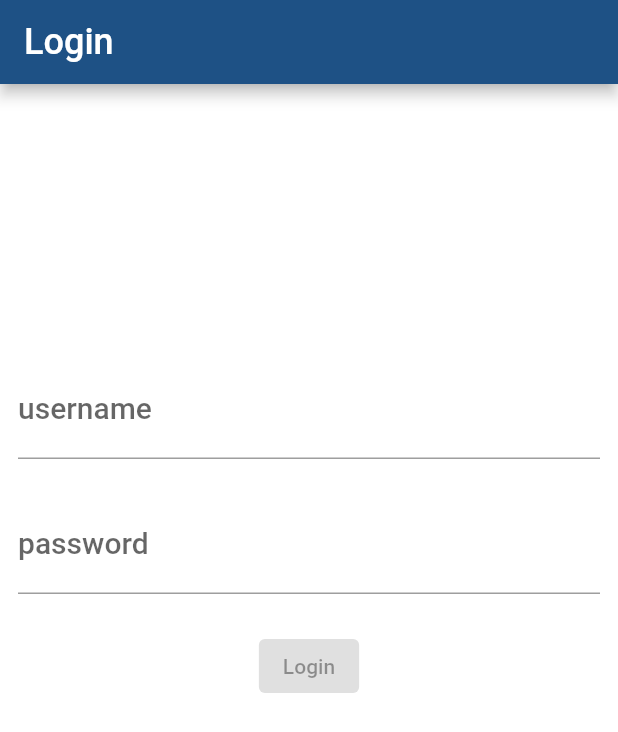
After one commit to sondecode/bloc-base-app, a Flutter app: the screen it shows after launch, on a phone screen of 412 x 824 dp. The commit adds this screen. Shown: the top 732 px of the screen. Run offline on Flutter 3.47's test engine with Material 2 defaults, Android fonts, the phone set to English and light mode, and no system bars; our stand-ins replace bloc, equatable, flutter_bloc, flutter_svg, formz, freezed_annotation and 5 more; accounts and stored records are empty.

Commit message:
basic login

```diff
--- a/lib/app/app.dart
+++ b/lib/app/app.dart
@@ -1,10 +1,12 @@
 import 'package:flutter/foundation.dart';
 import 'package:flutter/material.dart';
 import 'package:flutter_bloc/flutter_bloc.dart';
+import 'package:flutter_bloc_app_template/bloc/authentication/authentication_bloc.dart';
 import 'package:flutter_bloc_app_template/bloc/init/init_bloc.dart';
 import 'package:flutter_bloc_app_template/di/di_container.dart';
 import 'package:flutter_bloc_app_template/generated/l10n.dart';
 import 'package:flutter_bloc_app_template/index.dart';
+import 'package:flutter_bloc_app_template/repository/authentication_repository.dart';
 import 'package:flutter_localizations/flutter_localizations.dart';
 
 class MyApp extends StatelessWidget {
@@ -16,6 +18,12 @@ class MyApp extends StatelessWidget {
   Widget build(BuildContext context) {
     return MultiRepositoryProvider(
       providers: [
+        RepositoryProvider<AuthenticationRepository>(
+          create: (context) => AuthenticationRepository(),
+        ),
+        RepositoryProvider<UserRepository>(
+          create: (context) => UserRepository(),
+        ),
         RepositoryProvider<EmailListRepository>(
           create: (context) => EmailListRepository(),
         ),
@@ -27,6 +35,12 @@ class MyApp extends StatelessWidget {
         providers: [
           BlocProvider(
             create: (context) => ThemeCubit(diContainer.get())..loadTheme(),
+          ),
+          BlocProvider(
+            create: (context) => AuthenticationBloc(
+              authenticationRepository: RepositoryProvider.of<AuthenticationRepository>(context),
+              userRepository: RepositoryProvider.of<UserRepository>(context)
+              )
           ),
           BlocProvider(
             create: (context) => EmailListBloc(
@@ -70,11 +84,19 @@ class MyApp extends StatelessWidget {
               navigatorKey: appNavigatorKey,
               onGenerateRoute: navigator.onGenerateRoute,
               builder: (_, child) {
-                return BlocListener<InitBloc, InitState>(
+                return BlocListener<AuthenticationBloc, AuthenticationState>(
                   listener: (_, state) {
-                    if (state is OpenApp) {
-                      navigator.pushAndRemoveAll(Routes.app);
+                    switch (state.status) {
+                      case AuthenticationStatus.authenticated:
+                        navigator.pushAndRemoveAll(Routes.app);
+                      case AuthenticationStatus.unauthenticated:
+                        navigator.pushAndRemoveAll(Routes.login);
+                      case AuthenticationStatus.unknown:
+                        break;
                     }
+                    // if (state is OpenApp) {
+                    //   navigator.pushAndRemoveAll(Routes.app);
+                    // }
                   },
                   child: child,
                 );
--- /dev/null
+++ b/lib/bloc/authentication/authentication_bloc.dart
@@ -0,0 +1,74 @@
+import 'dart:async';
+
+import 'package:bloc/bloc.dart';
+import 'package:equatable/equatable.dart';
+import 'package:flutter_bloc_app_template/repository/authentication_repository.dart';
+import 'package:flutter_bloc_app_template/repository/user_repository.dart';
+
+import '../../models/models.dart';
+
+
+part 'authentication_event.dart';
+part 'authentication_state.dart';
+
+class AuthenticationBloc
+    extends Bloc<AuthenticationEvent, AuthenticationState> {
+  AuthenticationBloc({
+    required AuthenticationRepository authenticationRepository,
+    required UserRepository userRepository,
+  })  : _authenticationRepository = authenticationRepository,
+        _userRepository = userRepository,
+        super(const AuthenticationState.unknown()) {
+    on<_AuthenticationStatusChanged>(_onAuthenticationStatusChanged);
+    on<AuthenticationLogoutRequested>(_onAuthenticationLogoutRequested);
+    _authenticationStatusSubscription = _authenticationRepository.status.listen(
+      (status) => add(_AuthenticationStatusChanged(status)),
+    );
+  }
+
+  final AuthenticationRepository _authenticationRepository;
+  final UserRepository _userRepository;
+  late StreamSubscription<AuthenticationStatus>
+      _authenticationStatusSubscription;
+
+  @override
+  Future<void> close() {
+    _authenticationStatusSubscription.cancel();
+    return super.close();
+  }
+
+  Future<void> _onAuthenticationStatusChanged(
+    _AuthenticationStatusChanged event,
+    Emitter<AuthenticationState> emit,
+  ) async {
+    switch (event.status) {
+      case AuthenticationStatus.unauthenticated:
+        return emit(const AuthenticationState.unauthenticated());
+      case AuthenticationStatus.authenticated:
+        final user = await _tryGetUser();
+        return emit(
+          user != null
+              ? AuthenticationState.authenticated(user)
+              : const AuthenticationState.unauthenticated(),
+        );
+      case AuthenticationStatus.unknown:
+        return emit(const AuthenticationState.unknown());
+    }
+  }
+
+  void _onAuthenticationLogoutRequested(
+    AuthenticationLogoutRequested event,
+    Emitter<AuthenticationState> emit,
+  ) {
+    _authenticationRepository.logOut();
+  }
+
+  Future<User?> _tryGetUser() async {
+    try {
+      final user = await _userRepository.getUser();
+      return user;
+    } catch (_) {
+      return null;
+    }
+  }
+}
--- /dev/null
+++ b/lib/bloc/authentication/authentication_event.dart
@@ -0,0 +1,22 @@
+part of 'authentication_bloc.dart';
+
+class AuthenticationState extends Equatable {
+  const AuthenticationState._({
+    this.status = AuthenticationStatus.unknown,
+    this.user = User.empty,
+  });
+
+  const AuthenticationState.unknown() : this._();
+
+  const AuthenticationState.authenticated(User user)
+      : this._(status: AuthenticationStatus.authenticated, user: user);
+
+  const AuthenticationState.unauthenticated()
+      : this._(status: AuthenticationStatus.unauthenticated);
+
+  final AuthenticationStatus status;
+  final User user;
+
+  @override
+  List<Object> get props => [status, user];
+}
--- /dev/null
+++ b/lib/bloc/authentication/authentication_state.dart
@@ -0,0 +1,13 @@
+part of 'authentication_bloc.dart';
+
+sealed class AuthenticationEvent {
+  const AuthenticationEvent();
+}
+
+final class _AuthenticationStatusChanged extends AuthenticationEvent {
+  const _AuthenticationStatusChanged(this.status);
+
+  final AuthenticationStatus status;
+}
+
+final class AuthenticationLogoutRequested extends AuthenticationEvent {}
--- /dev/null
+++ b/lib/bloc/login/login_bloc.dart
@@ -0,0 +1,65 @@
+import 'package:bloc/bloc.dart';
+import 'package:equatable/equatable.dart';
+import 'package:flutter_bloc_app_template/models/login_models.dart';
+import 'package:flutter_bloc_app_template/repository/authentication_repository.dart';
+import 'package:formz/formz.dart';
+
+part 'login_event.dart';
+part 'login_state.dart';
+
+class LoginBloc extends Bloc<LoginEvent, LoginState> {
+  LoginBloc({
+    required AuthenticationRepository authenticationRepository,
+  })  : _authenticationRepository = authenticationRepository,
+        super(const LoginState()) {
+    on<LoginUsernameChanged>(_onUsernameChanged);
+    on<LoginPasswordChanged>(_onPasswordChanged);
+    on<LoginSubmitted>(_onSubmitted);
+  }
+
+  final AuthenticationRepository _authenticationRepository;
+
+  void _onUsernameChanged(
+    LoginUsernameChanged event,
+    Emitter<LoginState> emit,
+  ) {
+    final username = Username.dirty(event.username);
+    emit(
+      state.copyWith(
+        username: username,
+        isValid: Formz.validate([state.password, username]),
+      ),
+    );
+  }
+
+  void _onPasswordChanged(
+    LoginPasswordChanged event,
+    Emitter<LoginState> emit,
+  ) {
+    final password = Password.dirty(event.password);
+    emit(
+      state.copyWith(
+        password: password,
+        isValid: Formz.validate([password, state.username]),
+      ),
+    );
+  }
+
+  Future<void> _onSubmitted(
+    LoginSubmitted event,
+    Emitter<LoginState> emit,
+  ) async {
+    if (state.isValid) {
+      emit(state.copyWith(status: FormzSubmissionStatus.inProgress));
+      try {
+        await _authenticationRepository.logIn(
+          username: state.username.value,
+          password: state.password.value,
+        );
+        emit(state.copyWith(status: FormzSubmissionStatus.success));
+      } catch (_) {
+        emit(state.copyWith(status: FormzSubmissionStatus.failure));
+      }
+    }
+  }
+}
--- /dev/null
+++ b/lib/bloc/login/login_event.dart
@@ -0,0 +1,30 @@
+part of 'login_bloc.dart';
+
+sealed class LoginEvent extends Equatable {
+  const LoginEvent();
+
+  @override
+  List<Object> get props => [];
+}
+
+final class LoginUsernameChanged extends LoginEvent {
+  const LoginUsernameChanged(this.username);
+
+  final String username;
+
+  @override
+  List<Object> get props => [username];
+}
+
+final class LoginPasswordChanged extends LoginEvent {
+  const LoginPasswordChanged(this.password);
+
+  final String password;
+
+  @override
+  List<Object> get props => [password];
+}
+
+final class LoginSubmitted extends LoginEvent {
+  const LoginSubmitted();
+}
--- /dev/null
+++ b/lib/bloc/login/login_state.dart
@@ -0,0 +1,32 @@
+part of 'login_bloc.dart';
+
+final class LoginState extends Equatable {
+  const LoginState({
+    this.status = FormzSubmissionStatus.initial,
+    this.username = const Username.pure(),
+    this.password = const Password.pure(),
+    this.isValid = false,
+  });
+
+  final FormzSubmissionStatus status;
+  final Username username;
+  final Password password;
+  final bool isValid;
+
+  LoginState copyWith({
+    FormzSubmissionStatus? status,
+    Username? username,
+    Password? password,
+    bool? isValid,
+  }) {
+    return LoginState(
+      status: status ?? this.status,
+      username: username ?? this.username,
+      password: password ?? this.password,
+      isValid: isValid ?? this.isValid,
+    );
+  }
+
+  @override
+  List<Object> get props => [status, username, password];
+}
--- /dev/null
+++ b/lib/models/login_models.dart
@@ -0,0 +1,27 @@
+import 'package:formz/formz.dart';
+
+enum UsernameValidationError { empty }
+
+class Username extends FormzInput<String, UsernameValidationError> {
+  const Username.pure() : super.pure('');
+  const Username.dirty([super.value = '']) : super.dirty();
+
+  @override
+  UsernameValidationError? validator(String value) {
+    if (value.isEmpty) return UsernameValidationError.empty;
+    return null;
+  }
+}
+
+enum PasswordValidationError { empty }
+
+class Password extends FormzInput<String, PasswordValidationError> {
+  const Password.pure() : super.pure('');
+  const Password.dirty([super.value = '']) : super.dirty();
+
+  @override
+  PasswordValidationError? validator(String value) {
+    if (value.isEmpty) return PasswordValidationError.empty;
+    return null;
+  }
+}
--- a/lib/models/models.dart
+++ b/lib/models/models.dart
@@ -2,3 +2,4 @@ export 'attachment.dart';
 export 'attachment_type.dart';
 export 'email.dart';
 export 'nav_destination.dart';
+export 'user.dart';
--- /dev/null
+++ b/lib/models/user.dart
@@ -0,0 +1,12 @@
+import 'package:equatable/equatable.dart';
+
+class User extends Equatable {
+  const User(this.id);
+
+  final String id;
+
+  @override
+  List<Object> get props => [id];
+
+  static const empty = User('-');
+}
--- /dev/null
+++ b/lib/repository/authentication_repository.dart
@@ -0,0 +1,29 @@
+import 'dart:async';
+
+enum AuthenticationStatus { unknown, authenticated, unauthenticated }
+
+class AuthenticationRepository {
+  final _controller = StreamController<AuthenticationStatus>();
+
+  Stream<AuthenticationStatus> get status async* {
+    await Future<void>.delayed(const Duration(seconds: 1));
+    yield AuthenticationStatus.unauthenticated;
+    yield* _controller.stream;
+  }
+
+  Future<void> logIn({
+    required String username,
+    required String password,
+  }) async {
+    await Future.delayed(
+      const Duration(milliseconds: 300),
+      () => _controller.add(AuthenticationStatus.authenticated),
+    );
+  }
+
+  void logOut() {
+    _controller.add(AuthenticationStatus.unauthenticated);
+  }
+
+  void dispose() => _controller.close();
+}
--- a/lib/repository/repository.dart
+++ b/lib/repository/repository.dart
@@ -1 +1,2 @@
 export 'email_list_repository.dart';
+export 'user_repository.dart';
--- /dev/null
+++ b/lib/repository/user_repository.dart
@@ -0,0 +1,17 @@
+import 'dart:async';
+
+import 'package:uuid/uuid.dart';
+
+import '../models/models.dart';
+
+class UserRepository {
+  User? _user;
+
+  Future<User?> getUser() async {
+    if (_user != null) return _user;
+    return Future.delayed(
+      const Duration(milliseconds: 300),
+      () => _user = User(const Uuid().v4()),
+    );
+  }
+}
--- a/lib/routes/router.dart
+++ b/lib/routes/router.dart
@@ -2,6 +2,7 @@ import 'package:flutter/cupertino.dart';
 import 'package:flutter/material.dart';
 import 'package:flutter_bloc/flutter_bloc.dart';
 import 'package:flutter_bloc_app_template/index.dart';
+import 'package:flutter_bloc_app_template/view/login/login_page.dart';
 
 const List<NavDestination> destinations = [
   NavDestination(
@@ -27,6 +28,7 @@ const List<NavDestination> destinations = [
 class Routes {
   static const app = 'home';
   static const splash = 'splash';
+  static const login = 'login';
   static const emailList = 'emailList';
 }
 
@@ -36,6 +38,7 @@ class NavigationService {
   final _appRoutes = {
     Routes.app: (_) => const MainScreen(),
     Routes.emailList: (_) => const EmailListScreen(),
+    Routes.login: (_) => const LoginPage(),
   };
 
   // iOS: full screen routes pop up from the bottom and disappear vertically too
--- /dev/null
+++ b/lib/view/login/login_form.dart
@@ -0,0 +1,100 @@
+import 'package:flutter/material.dart';
+import 'package:flutter_bloc/flutter_bloc.dart';
+import 'package:flutter_bloc_app_template/bloc/login/login_bloc.dart';
+import 'package:formz/formz.dart';
+
+class LoginForm extends StatelessWidget {
+  const LoginForm({super.key});
+
+  @override
+  Widget build(BuildContext context) {
+    return BlocListener<LoginBloc, LoginState>(
+      listener: (context, state) {
+        if (state.status.isFailure) {
+          ScaffoldMessenger.of(context)
+            ..hideCurrentSnackBar()
+            ..showSnackBar(
+              const SnackBar(content: Text('Authentication Failure')),
+            );
+        }
+      },
+      child: Align(
+        alignment: const Alignment(0, -1 / 3),
+        child: Column(
+          mainAxisSize: MainAxisSize.min,
+          children: [
+            _UsernameInput(),
+            const Padding(padding: EdgeInsets.all(12)),
+            _PasswordInput(),
+            const Padding(padding: EdgeInsets.all(12)),
+            _LoginButton(),
+          ],
+        ),
+      ),
+    );
+  }
+}
+
+class _UsernameInput extends StatelessWidget {
+  @override
+  Widget build(BuildContext context) {
+    return BlocBuilder<LoginBloc, LoginState>(
+      buildWhen: (previous, current) => previous.username != current.username,
+      builder: (context, state) {
+        return TextField(
+          key: const Key('loginForm_usernameInput_textField'),
+          onChanged: (username) =>
+              context.read<LoginBloc>().add(LoginUsernameChanged(username)),
+          decoration: InputDecoration(
+            labelText: 'username',
+            errorText:
+                state.username.displayError != null ? 'invalid username' : null,
+          ),
+        );
+      },
+    );
+  }
+}
+
+class _PasswordInput extends StatelessWidget {
+  @override
+  Widget build(BuildContext context) {
+    return BlocBuilder<LoginBloc, LoginState>(
+      buildWhen: (previous, current) => previous.password != current.password,
+      builder: (context, state) {
+        return TextField(
+          key: const Key('loginForm_passwordInput_textField'),
+          onChanged: (password) =>
+              context.read<LoginBloc>().add(LoginPasswordChanged(password)),
+          obscureText: true,
+          decoration: InputDecoration(
+            labelText: 'password',
+            errorText:
+                state.password.displayError != null ? 'invalid password' : null,
+          ),
+        );
+      },
+    );
+  }
+}
+
+class _LoginButton extends StatelessWidget {
+  @override
+  Widget build(BuildContext context) {
+    return BlocBuilder<LoginBloc, LoginState>(
+      builder: (context, state) {
+        return state.status.isInProgress
+            ? const CircularProgressIndicator()
+            : ElevatedButton(
+                key: const Key('loginForm_continue_raisedButton'),
+                onPressed: state.isValid
+                    ? () {
+                        context.read<LoginBloc>().add(const LoginSubmitted());
+                      }
+                    : null,
+                child: const Text('Login'),
+              );
+      },
+    );
+  }
+}
--- /dev/null
+++ b/lib/view/login/login_page.dart
@@ -0,0 +1,32 @@
+import 'package:flutter/material.dart';
+import 'package:flutter_bloc/flutter_bloc.dart';
+import 'package:flutter_bloc_app_template/bloc/login/login_bloc.dart';
+import 'package:flutter_bloc_app_template/repository/authentication_repository.dart';
+import 'package:flutter_bloc_app_template/view/login/login_form.dart';
+
+class LoginPage extends StatelessWidget {
+  const LoginPage({super.key});
+
+  static Route<void> route() {
+    return MaterialPageRoute<void>(builder: (_) => const LoginPage());
+  }
+
+  @override
+  Widget build(BuildContext context) {
+    return Scaffold(
+      appBar: AppBar(title: const Text('Login')),
+      body: Padding(
+        padding: const EdgeInsets.all(12),
+        child: BlocProvider(
+          create: (context) {
+            return LoginBloc(
+              authenticationRepository:
+                  RepositoryProvider.of<AuthenticationRepository>(context),
+            );
+          },
+          child: const LoginForm(),
+        ),
+      ),
+    );
+  }
+}
--- a/pubspec.yaml
+++ b/pubspec.yaml
@@ -21,6 +21,7 @@ dependencies:
   shared_preferences: ^2.1.2
   dio: ^5.2.1+1
   intl: ^0.18.0
+  formz: ^0.6.0
   google_fonts: ^5.1.0
   #analyzer: ^2.7.0
   freezed_annotation: ^2.4.1
@@ -33,6 +34,7 @@ dependencies:
   file: ^6.1.4
   get_it: ^7.2.0
   injectable: ^2.1.1
+  uuid: ^3.0.0
 
   flutter_localizations:
     sdk: flutter
```
Also changed, not shown: lib/view/authen/login_screen.dart (deleted, +0 -30 lines), lib/view/settings/settings_screen.dart (+21 -0 lines).
